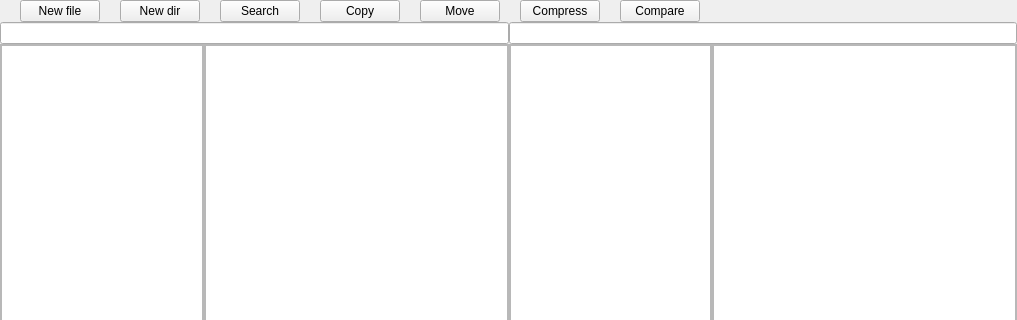
Qt form mainwidget.ui (linndfors/Cross-platform-orthodox-GUI-file-manager) before a commit; both pictures show x 0 to 1017 and y 0 to 320 of the 1017 by 829 pixel window.
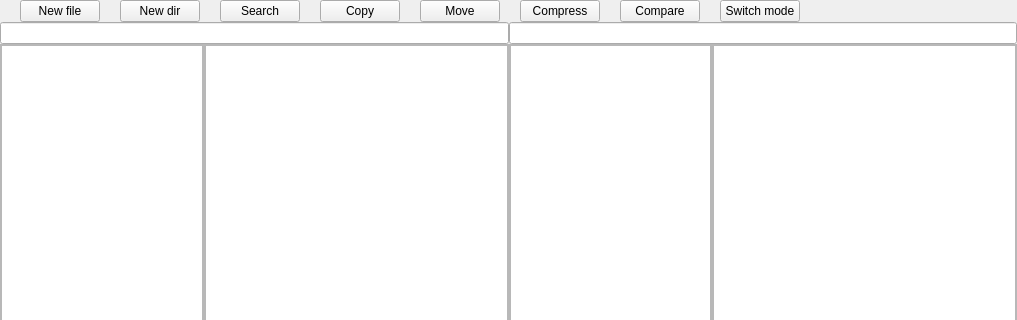
The same form after that commit.

Commit message: add mode switch

Patch:
```diff
--- a/mainwidget.ui
+++ b/mainwidget.ui
@@ -38,7 +38,7 @@
       <number>0</number>
      </property>
      <item>
-      <layout class="QHBoxLayout" name="stuff_buttons" stretch="0,0,0,0,0,0,0,0">
+      <layout class="QHBoxLayout" name="stuff_buttons" stretch="0,0,0,0,0,0,0,0,0">
        <property name="spacing">
         <number>20</number>
        </property>
@@ -124,6 +124,13 @@
          </property>
         </widget>
        </item>
+       <item>
+        <widget class="QPushButton" name="modeButton">
+         <property name="text">
+          <string>Switch mode</string>
+         </property>
+        </widget>
+       </item>
        <item>
         <spacer name="horizontalSpacer">
          <property name="orientation">
```
The commit also changes 2 other files.
